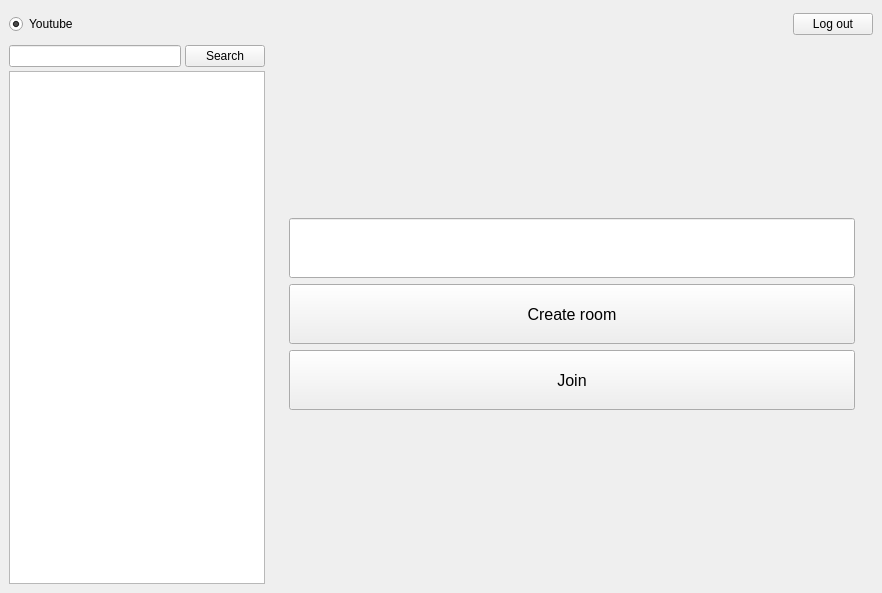
The window that client/static/ui/watchupapp.ui (cpp-park-vk-education/2022_2_cash_map) describes before a commit, drawn with Qt 5.
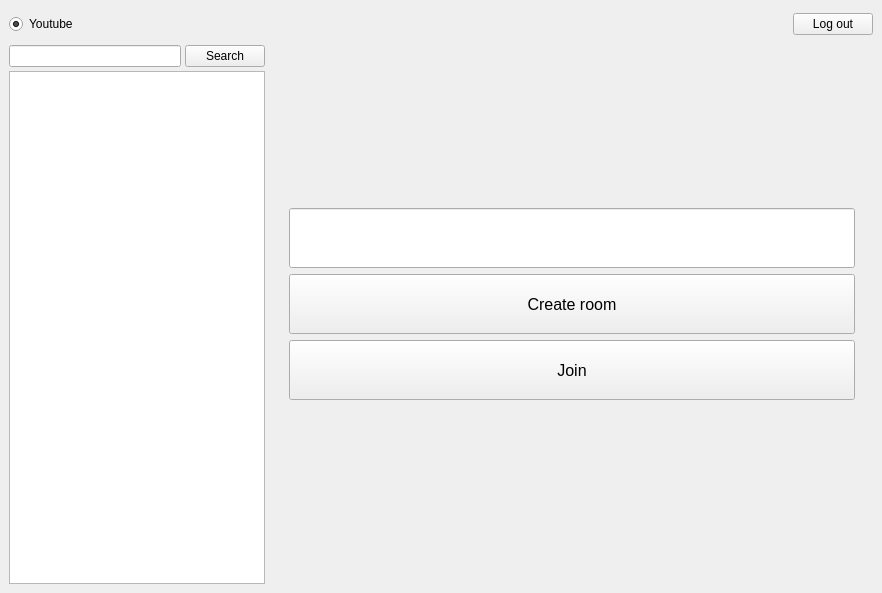
The same window after the commit. Icons and pictures are not drawn.

The edit to the form file:
```diff
--- a/client/static/ui/watchupapp.ui
+++ b/client/static/ui/watchupapp.ui
@@ -264,6 +264,16 @@
              </property>
             </widget>
            </item>
+           <item>
+            <widget class="QLabel" name="roomCreatingStatusLabel">
+             <property name="text">
+              <string/>
+             </property>
+             <property name="alignment">
+              <set>Qt::AlignRight|Qt::AlignTrailing|Qt::AlignVCenter</set>
+             </property>
+            </widget>
+           </item>
           </layout>
          </widget>
         </item>
```
